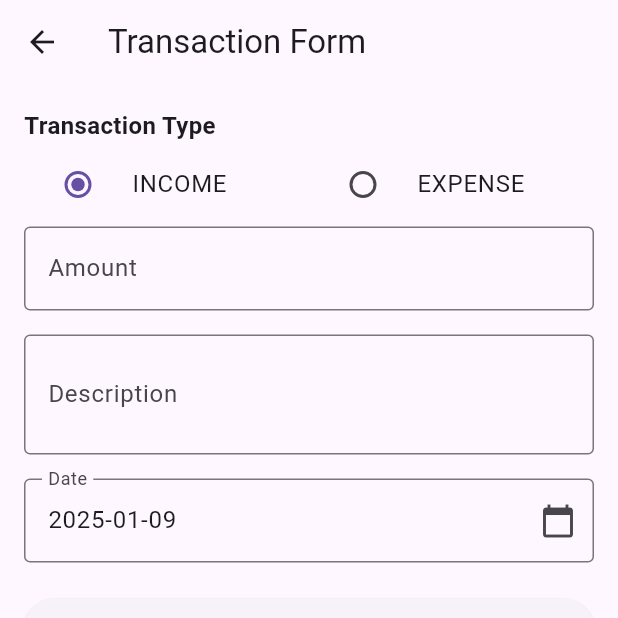
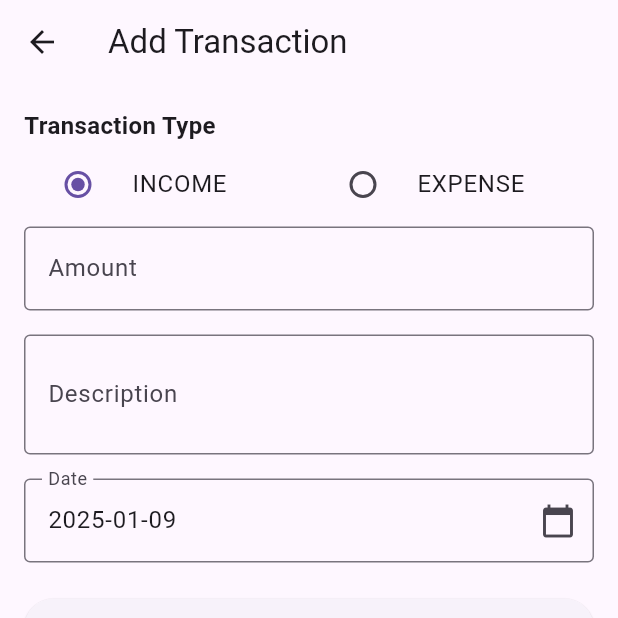
Before and after one commit to vprabhu1771/flutter_daily_income_expense_tracker, a Flutter app: the TransactionFormScreen screen opened directly, on a phone screen of 412 x 824 dp, the top half of it. Run offline on Flutter 3.47's test engine with Material 3 defaults, Android fonts, the phone set to English and light mode, and no system bars; network calls fail.

Commit message:
TransactionFormScreen title issue fixed

```diff
--- a/lib/screens/TransactionFormScreen.dart
+++ b/lib/screens/TransactionFormScreen.dart
@@ -81,7 +81,7 @@ class _TransactionFormScreenState extends State<TransactionFormScreen> {
   Widget build(BuildContext context) {
     return Scaffold(
       appBar: AppBar(
-        title: Text('Transaction Form'),
+        title: Text(widget.title),
       ),
       body: Padding(
         padding: const EdgeInsets.all(16.0),
```
